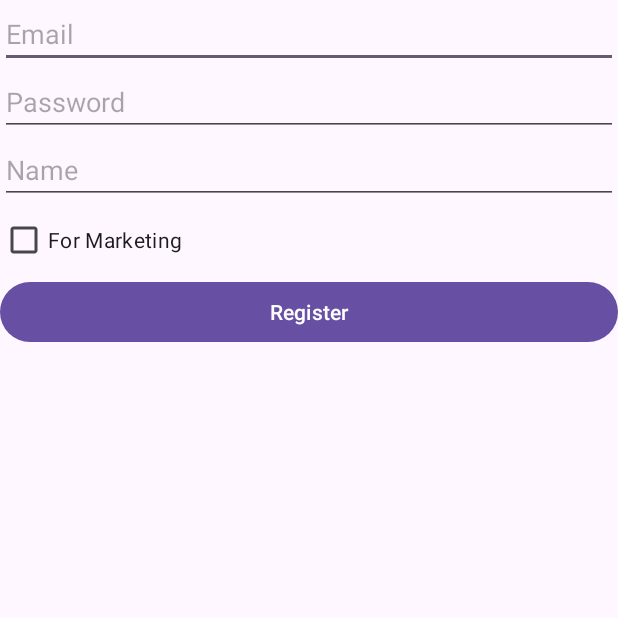
After one commit to amirfirdausofff/testing_project_clean, an Android app: the RegisterActivity screen opened directly, with no data from a screen before it, on a phone screen of 412 x 824 dp, the top half of it. The commit adds this screen. Run offline under Robolectric (Android 15) with nearby library versions, the phone set to English and light mode, and no system bars.

Commit message:
Feat: Create UI and Function for Register Screen (#8)
* Feat: Create UI and Function for Register Screen

```diff
--- a/app/src/main/java/com/demo/testingproject/di/ViewModelModule.kt
+++ b/app/src/main/java/com/demo/testingproject/di/ViewModelModule.kt
@@ -1,6 +1,7 @@
 package com.demo.testingproject.di
 
 import com.demo.testingproject.view.login.LoginViewModel
+import com.demo.testingproject.view.register.RegisterViewModel
 import org.koin.androidx.viewmodel.dsl.viewModel
 import org.koin.dsl.module
 
@@ -12,4 +13,10 @@ internal val viewModelModule = module {
         )
     }
 
+    viewModel {
+        RegisterViewModel(
+            registerUseCase = get()
+        )
+    }
+
 }
--- a/app/src/main/java/com/demo/testingproject/view/login/LoginViewModel.kt
+++ b/app/src/main/java/com/demo/testingproject/view/login/LoginViewModel.kt
@@ -5,10 +5,12 @@ import androidx.lifecycle.LiveData
 import androidx.lifecycle.MutableLiveData
 import com.demo.testingproject.base.BaseViewModel
 import com.demo.testingproject.constant.TimeIntervals.QUARTER_SECOND_IN_MILLIS
+import com.demo.testingproject.domain.model.general.FailedResult
 import com.demo.testingproject.domain.model.general.ResultCall
 import com.demo.testingproject.domain.model.request.LoginRequest
 import com.demo.testingproject.domain.usecase.LoginUseCase
 import com.demo.testingproject.util.StateWrapper
+import com.demo.testingproject.view.register.RegisterViewModel
 import kotlinx.coroutines.launch
 
 class LoginViewModel(
@@ -25,6 +27,7 @@ class LoginViewModel(
 
     sealed class State {
         data class ShowLoading(val isLoading: Boolean) : State()
+        data class ShowFailed(val failedResult: FailedResult) : State()
     }
 
     fun onEvent(event: Event) {
@@ -44,6 +47,7 @@ class LoginViewModel(
         when (val result = loginUseCase.invoke(request)) {
             is ResultCall.Failed -> {
                 setState(State.ShowLoading(false))
+                setState(State.ShowFailed(result.failedResult))
             }
             is ResultCall.Success -> {
                 setState(State.ShowLoading(false))
--- /dev/null
+++ b/app/src/main/java/com/demo/testingproject/view/register/RegisterActivity.kt
@@ -0,0 +1,106 @@
+package com.demo.testingproject.view.register
+
+import android.graphics.Color
+import android.graphics.drawable.ColorDrawable
+import android.os.Bundle
+import android.widget.Toast
+import androidx.appcompat.app.AppCompatActivity
+import com.demo.testingproject.R
+import com.demo.testingproject.databinding.ActivityLoginBinding
+import com.demo.testingproject.databinding.ActivityRegisterBinding
+import com.demo.testingproject.domain.model.general.FailedResult
+import com.demo.testingproject.enums.FieldType
+import com.demo.testingproject.util.subscribeSingleState
+import com.demo.testingproject.view.login.LoginViewModel
+import com.demo.testingproject.widget.loading.LoadingDialog
+import org.koin.androidx.viewmodel.ext.android.viewModel
+import com.demo.testingproject.enums.FieldType.EMAIL
+import com.demo.testingproject.enums.FieldType.FULL_NAME
+import com.demo.testingproject.enums.FieldType.PASSWORD
+import com.demo.testingproject.widget.dialog.ErrorMessageDialog
+
+class RegisterActivity : AppCompatActivity() {
+
+    private lateinit var binding: ActivityRegisterBinding
+    private val viewModel: RegisterViewModel by viewModel()
+
+    private lateinit var loadingDialog: LoadingDialog
+
+    override fun onCreate(savedInstanceState: Bundle?) {
+        super.onCreate(savedInstanceState)
+        binding = ActivityRegisterBinding.inflate(layoutInflater)
+        setContentView(binding.root)
+
+        loadingDialog = LoadingDialog(this)
+
+        subscribeState()
+        setupButton()
+    }
+
+    private fun subscribeState() {
+        subscribeSingleState(viewModel.state) {
+            when (it) {
+                is RegisterViewModel.State.ShowLoading -> showLoading(it.isLoading)
+                is RegisterViewModel.State.ShowErrorField -> showErrorField(it.fieldType)
+                is RegisterViewModel.State.ShowFailed -> showFailed(it.failedResult)
+
+                else -> {}
+            }
+        }
+    }
+
+    private fun setupButton() = with(binding){
+        btnRegister.setOnClickListener{
+            viewModel.onEvent(
+                RegisterViewModel.Event.OnClickRegister(
+                    etEmail.text.toString().trim(),
+                    etPassword.text.toString().trim(),
+                    etName.text.toString().trim(),
+                    cbMarkerting.isChecked
+                )
+            )
+        }
+    }
+
+    private fun showLoading(isLoading: Boolean) {
+        if (isLoading) {
+            if (loadingDialog.isShowing) {
+                loadingDialog.hide()
+            }
+            loadingDialog.window?.setBackgroundDrawable(ColorDrawable(Color.TRANSPARENT))
+            loadingDialog.setCancelable(false)
+            loadingDialog.show()
+        } else {
+            loadingDialog.hide()
+        }
+    }
+
+    private fun showErrorField(fieldType: FieldType) {
+        when (fieldType) {
+            EMAIL -> binding.etEmail.error =
+                getString(R.string.this_field_is_required)
+
+            PASSWORD -> binding.etPassword.error =
+                getString(R.string.this_field_is_required)
+
+            FULL_NAME -> binding.etName.error =
+                getString(R.string.this_field_is_required)
+
+            else -> Unit
+        }
+    }
+
+    private fun showFailed(failedResult: FailedResult) {
+        val bottomSheetDialog = ErrorMessageDialog(
+            this,
+            title = failedResult.title,
+            description = failedResult.description,
+            onOkClickListener = {
+                // Handle OK button click
+            }
+        )
+        bottomSheetDialog.show()
+    }
+
+
+}
--- a/app/src/main/res/layout/activity_login.xml
+++ b/app/src/main/res/layout/activity_login.xml
@@ -29,4 +29,10 @@
         android:layout_width="match_parent"
         android:layout_height="@dimen/size_50dp"
         android:text="@string/la_btn_login" />
+
+    <TextView
+        android:id="@+id/tv_register"
+        android:layout_width="match_parent"
+        android:layout_height="wrap_content"
+        android:text="@string/la_tv_register_now" />
 </LinearLayout>
--- /dev/null
+++ b/app/src/main/res/layout/activity_register.xml
@@ -0,0 +1,49 @@
+<?xml version="1.0" encoding="utf-8"?>
+<LinearLayout xmlns:android="http://schemas.android.com/apk/res/android"
+    xmlns:app="http://schemas.android.com/apk/res-auto"
+    xmlns:tools="http://schemas.android.com/tools"
+    android:layout_width="match_parent"
+    android:layout_height="match_parent"
+    android:orientation="vertical"
+    tools:context=".view.register.RegisterActivity">
+
+    <EditText
+        android:id="@+id/et_email"
+        android:layout_width="match_parent"
+        android:layout_height="wrap_content"
+        android:inputType="textEmailAddress"
+        android:maxLines="1"
+        android:hint="@string/ra_email"
+        tools:ignore="Autofill" />
+
+    <EditText
+        android:id="@+id/et_password"
+        android:layout_width="match_parent"
+        android:layout_height="wrap_content"
+        android:inputType="textPassword"
+        android:maxLines="1"
+        android:hint="@string/ra_password"
+        tools:ignore="Autofill" />
+
+    <EditText
+        android:id="@+id/et_name"
+        android:layout_width="match_parent"
+        android:layout_height="wrap_content"
+        android:maxLines="1"
+        android:hint="@string/ra_name"
+        android:inputType="textPersonName"
+        tools:ignore="Autofill" />
+
+    <CheckBox
+        android:id="@+id/cb_markerting"
+        android:layout_width="match_parent"
+        android:layout_height="wrap_content"
+        android:text="@string/ra_cb_for_marketing" />
+
+    <Button
+        android:id="@+id/btn_register"
+        android:layout_width="match_parent"
+        android:layout_height="wrap_content"
+        android:text="@string/ra_btn_register" />
+
+</LinearLayout>
--- a/app/src/main/res/values/strings.xml
+++ b/app/src/main/res/values/strings.xml
@@ -7,4 +7,18 @@
     <string name="la_btn_login">Login</string>
     <string name="la_err_username">Username empty</string>
     <string name="la_err_password">Password empty</string>
+    <string name="la_tv_register_now">Register Now</string>
+
+    <!--REGISTER ACTIVITY-->
+    <string name="ra_email">Email</string>
+    <string name="ra_password">Password</string>
+    <string name="ra_name">Name</string>
+    <string name="ra_cb_for_marketing">For Marketing</string>
+    <string name="ra_btn_register">Register</string>
+
+
+    <!--ERROR DIALOG STRING-->
+    <string name="btn_okay">Okay</string>
+    <!--GLOBAL STRING-->
+    <string name="this_field_is_required">This field is required!!!</string>
 </resources>
```
Also changed, not shown: app/src/main/AndroidManifest.xml (+5 -2 lines), app/src/main/java/com/demo/testingproject/base/BaseNetwork.kt (+64 -16 lines), app/src/main/java/com/demo/testingproject/domain/model/general/ErrorResponse.kt (added, +14 -0 lines), app/src/main/java/com/demo/testingproject/enums/FieldType.kt (added, +44 -0 lines), app/src/main/java/com/demo/testingproject/util/ActivityExtension.kt (added, +125 -0 lines), app/src/main/java/com/demo/testingproject/view/login/LoginActivity.kt (+23 -0 lines), app/src/main/java/com/demo/testingproject/view/register/RegisterViewModel.kt (added, +110 -0 lines), app/src/main/java/com/demo/testingproject/widget/dialog/ErrorMessageDialog.kt (added, +31 -0 lines), app/src/main/res/layout/error_message_dialog.xml (added, +52 -0 lines).
